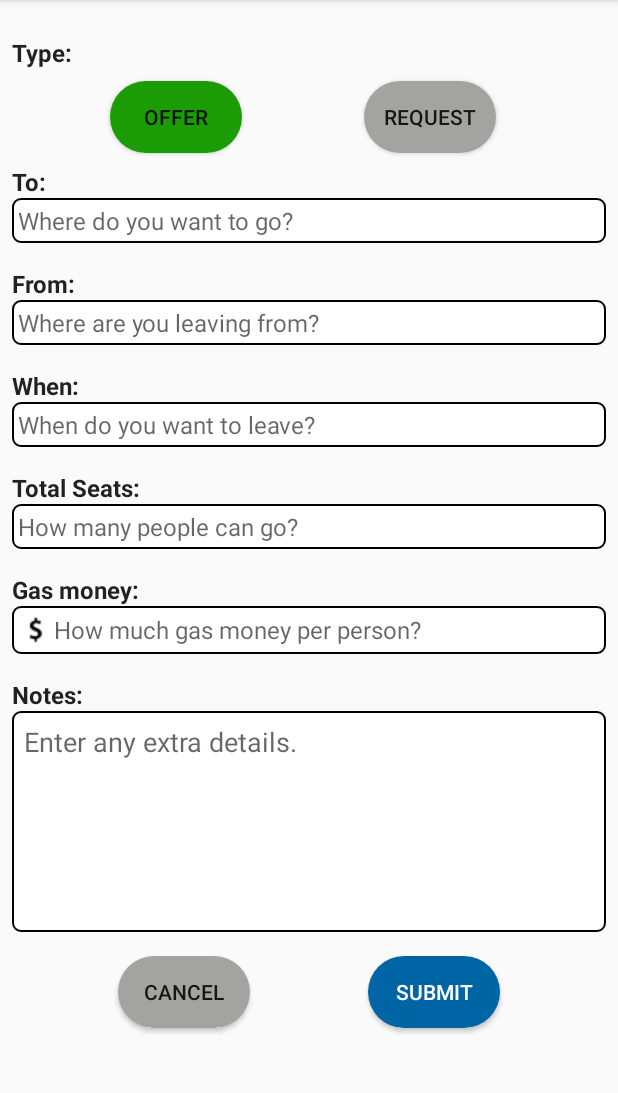
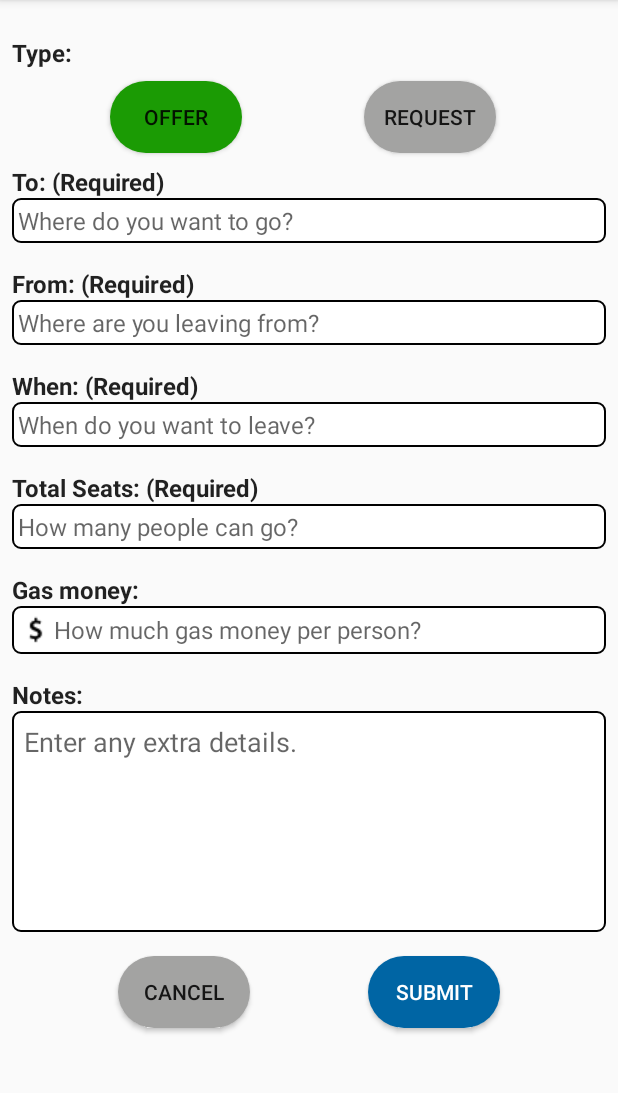
Before and after one commit to kernohad/GV_Carpool, an Android app: the NewCarpoolActivity screen opened directly, with no data from a screen before it, on a phone screen of 412 x 824 dp, the part 84-1177 px from its top. Run offline under Robolectric (Android 15) with nearby library versions, the phone set to English and light mode, and no system bars; our stand-ins replace Firebase (no records; nobody signed in at launch, a user with empty details on screens opened directly); libraries missing offline, so code that uses them is left out: com.kunzisoft.switchdatetime.

Commit message:
Hot-fix: Added new Ride form validation for required fields.

```diff
--- a/app/src/main/java/com/example/dndMobile/gvcarpool/NewCarpoolActivity.kt
+++ b/app/src/main/java/com/example/dndMobile/gvcarpool/NewCarpoolActivity.kt
@@ -2,7 +2,9 @@ package com.example.dndMobile.gvcarpool
 
 import android.support.v7.app.AppCompatActivity
 import android.os.Bundle
+import android.support.design.widget.Snackbar
 import android.text.InputType.TYPE_NULL
+import android.text.TextUtils
 import android.widget.Toast
 import com.google.firebase.auth.FirebaseAuth
 import com.google.firebase.database.DatabaseReference
@@ -92,8 +94,9 @@ class NewCarpoolActivity : AppCompatActivity() {
 
         submitButton.setOnClickListener{ _ ->
 
-            // TODO: Field Validation. Make sure required fields are not empty.
-
+            // Check the toField, fromField, whenField, and totalSeats Field are not empty
+            if(!TextUtils.isEmpty(toField.text.toString()) && !TextUtils.isEmpty(fromField.text.toString()) &&
+                    !TextUtils.isEmpty(whenField.text.toString()) && !TextUtils.isEmpty(totalSeatsField.text.toString())){
                 // Set DB reference specific ride and save data
                 val rideDb = databaseReference!!.child(Date().toString())        // Get Current Date time and use as Ride ID
                 rideDb.child("user").setValue(auth?.currentUser!!.uid)
@@ -111,6 +114,13 @@ class NewCarpoolActivity : AppCompatActivity() {
                         "New $type was created.",
                         Toast.LENGTH_SHORT).show()
                 finish()
+            }else{
+                // One was empty, display mesage to user
+                Snackbar.make(newRideRoot, "Please fill out all required fields.", Snackbar.LENGTH_SHORT).show()
+
+            }
+
+
 
         }
 
--- a/app/src/main/res/layout/activity_new_carpool.xml
+++ b/app/src/main/res/layout/activity_new_carpool.xml
@@ -10,7 +10,8 @@
         android:layout_width="match_parent"
         android:layout_height="wrap_content"
         tools:context=".NewCarpoolActivity"
-        tools:layout_editor_absoluteY="81dp">
+        tools:layout_editor_absoluteY="81dp"
+        android:id="@+id/newRideRoot">
 
         <TextView
             android:id="@+id/toLabel"
@@ -20,7 +21,7 @@
             android:layout_marginStart="8dp"
             android:layout_marginLeft="8dp"
             android:layout_marginTop="8dp"
-            android:text="@string/to_label"
+            android:text="@string/to_label_required"
             app:layout_constraintHorizontal_chainStyle="packed"
             app:layout_constraintStart_toStartOf="parent"
             app:layout_constraintTop_toBottomOf="@+id/offerButton" />
@@ -38,7 +39,8 @@
             android:inputType="textPostalAddress"
             app:layout_constraintEnd_toEndOf="parent"
             app:layout_constraintStart_toStartOf="parent"
-            app:layout_constraintTop_toBottomOf="@+id/toLabel" />
+            app:layout_constraintTop_toBottomOf="@+id/toLabel"
+            tools:ignore="Autofill" />
 
         <TextView
             android:id="@+id/fromLabel"
@@ -48,7 +50,7 @@
             android:layout_marginStart="8dp"
             android:layout_marginLeft="8dp"
             android:layout_marginTop="16dp"
-            android:text="@string/from_label"
+            android:text="@string/from_label_required"
             app:layout_constraintHorizontal_chainStyle="packed"
             app:layout_constraintStart_toStartOf="parent"
             app:layout_constraintTop_toBottomOf="@+id/toField" />
@@ -66,7 +68,8 @@
             android:inputType="textPostalAddress"
             app:layout_constraintEnd_toEndOf="parent"
             app:layout_constraintStart_toStartOf="parent"
-            app:layout_constraintTop_toBottomOf="@+id/fromLabel" />
+            app:layout_constraintTop_toBottomOf="@+id/fromLabel"
+            tools:ignore="Autofill" />
 
         <TextView
             android:id="@+id/whenLabel"
@@ -76,7 +79,7 @@
             android:layout_marginStart="8dp"
             android:layout_marginLeft="8dp"
             android:layout_marginTop="16dp"
-            android:text="@string/when_label"
+            android:text="@string/when_label_required"
             app:layout_constraintHorizontal_chainStyle="packed"
             app:layout_constraintStart_toStartOf="parent"
             app:layout_constraintTop_toBottomOf="@+id/fromField" />
@@ -94,7 +97,8 @@
             android:inputType="text"
             app:layout_constraintEnd_toEndOf="parent"
             app:layout_constraintStart_toStartOf="parent"
-            app:layout_constraintTop_toBottomOf="@+id/whenLabel" />
+            app:layout_constraintTop_toBottomOf="@+id/whenLabel"
+            tools:ignore="Autofill" />
 
         <TextView
             android:id="@+id/totalSeatsLabel"
@@ -104,7 +108,7 @@
             android:layout_marginStart="8dp"
             android:layout_marginLeft="8dp"
             android:layout_marginTop="16dp"
-            android:text="@string/total_seats_label"
+            android:text="@string/total_seats_label_required"
             app:layout_constraintHorizontal_chainStyle="packed"
             app:layout_constraintStart_toStartOf="parent"
             app:layout_constraintTop_toBottomOf="@+id/whenField" />
@@ -122,7 +126,8 @@
             android:inputType="number"
             app:layout_constraintEnd_toEndOf="parent"
             app:layout_constraintStart_toStartOf="parent"
-            app:layout_constraintTop_toBottomOf="@+id/totalSeatsLabel" />
+            app:layout_constraintTop_toBottomOf="@+id/totalSeatsLabel"
+            tools:ignore="Autofill" />
 
         <TextView
             android:id="@+id/gasMoneyLabel"
@@ -151,7 +156,9 @@
             android:inputType="numberDecimal"
             app:layout_constraintEnd_toEndOf="parent"
             app:layout_constraintStart_toStartOf="parent"
-            app:layout_constraintTop_toBottomOf="@+id/gasMoneyLabel" />
+            app:layout_constraintTop_toBottomOf="@+id/gasMoneyLabel"
+            tools:ignore="Autofill"
+            android:drawableStart="@drawable/ic_dollar_24" />
 
         <TextView
             android:id="@+id/notesLabel"
@@ -185,7 +192,8 @@
             android:padding="8dp"
             app:layout_constraintEnd_toEndOf="parent"
             app:layout_constraintStart_toStartOf="parent"
-            app:layout_constraintTop_toBottomOf="@+id/notesLabel" />
+            app:layout_constraintTop_toBottomOf="@+id/notesLabel"
+            tools:ignore="Autofill" />
 
         <Button
             android:id="@+id/submitButton"
--- a/app/src/main/res/values/strings.xml
+++ b/app/src/main/res/values/strings.xml
@@ -43,4 +43,8 @@
     <string name="when_do_you_want_to_leave">When do you want to leave?</string>
     <string name="where_are_you_leaving_from">Where are you leaving from?</string>
     <string name="where_do_you_want_to_go">Where do you want to go?</string>
+    <string name="to_label_required">To: (Required)</string>
+    <string name="from_label_required">From: (Required)</string>
+    <string name="when_label_required">When: (Required)</string>
+    <string name="total_seats_label_required">Total Seats: (Required)</string>
 </resources>
```
Lines whose indentation alone changed are shown as unchanged.
